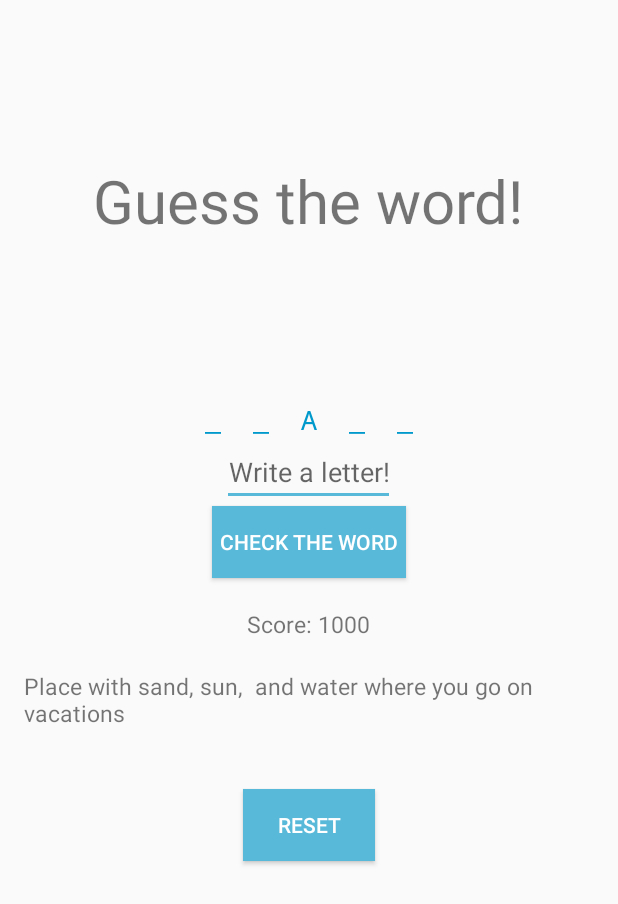
After one commit to ocorella/tcu501app, an Android app: the HangmanActivity screen opened directly, with no data from a screen before it, on a phone screen of 412 x 824 dp. The commit adds this screen. Shown: the top 904 px of the screen. Run offline under Robolectric (Android 15) with nearby library versions, the phone set to English and light mode, and no system bars.

Commit message:
Visual changes and guess a word game added

```diff
--- a/app/build.gradle
+++ b/app/build.gradle
@@ -24,4 +24,5 @@ dependencies {
     testCompile 'junit:junit:4.12'
     compile 'com.android.support:appcompat-v7:23.3.0'
     compile 'com.android.support:design:23.3.0'
+    compile 'com.android.support:cardview-v7:23.4.0'
 }
--- /dev/null
+++ b/app/src/main/java/comsiteucrtcu501/google/httpssites/tcu501/CurrentGameStatus.java
@@ -0,0 +1,43 @@
+package comsiteucrtcu501.google.httpssites.tcu501;
+
+/**
+ * Created by oscar on 06/07/17.
+ */
+
+public class CurrentGameStatus {
+
+    public static Score score;
+    public static WordToGuess wordToGuess;
+
+    CurrentGameStatus(){
+        score = new Score();
+        wordToGuess = new WordToGuess(GenerateWord.generate());
+    }
+
+    int get_score(){
+        return score.return_score();
+    }
+
+    String get_raw_word(){
+        return wordToGuess.return_raw_word();
+    }
+
+    String get_display_word(){
+        return wordToGuess.display_word();
+    }
+
+    boolean try_to_insert_letter(String guessed_letter) {
+        if (wordToGuess.letter_belongs_to_word(guessed_letter) && !wordToGuess.letter_already_in_word(guessed_letter)) {
+            wordToGuess.insert_letter(guessed_letter);
+            score.update_score_correct_letter();
+            return true;
+        } else {
+            score.update_score_incorrect_letter();
+            return false;
+        }
+    }
+
+    boolean word_completed(){
+        return wordToGuess.word_completed();
+    }
+}
--- /dev/null
+++ b/app/src/main/java/comsiteucrtcu501/google/httpssites/tcu501/GenerateWord.java
@@ -0,0 +1,21 @@
+package comsiteucrtcu501.google.httpssites.tcu501;
+
+/**
+ * Created by oscar on 06/07/17.
+ */
+
+import java.util.Random;
+
+/**
+ * Created by fernando on 11/13/14.
+ */
+public class GenerateWord {
+
+    public static String generate()
+    {
+        String[] words = {"directions", "chores", "christmas", "birthday", "beach", "mountain", "store", "park", "dish", "bedroom" };
+        Random randomGenerator = new Random();
+        randomGenerator.nextInt(words.length);
+        return words[randomGenerator.nextInt(words.length)];
+    }
+}
--- /dev/null
+++ b/app/src/main/java/comsiteucrtcu501/google/httpssites/tcu501/Score.java
@@ -0,0 +1,30 @@
+package comsiteucrtcu501.google.httpssites.tcu501;
+
+/**
+ * Created by oscar on 06/07/17.
+ */
+
+public class Score {
+
+    static int score = 100;
+    void update_score_by(int delta)
+    {
+        score += delta;
+    }
+    void update_score_correct_letter()
+    {
+        score += 10;
+    }
+    void update_score_incorrect_letter()
+    {
+        score -= 10;
+    }
+    int return_score()
+    {
+        return score;
+    }
+    Score(){
+        score = 1000;
+    }
+
+}
--- /dev/null
+++ b/app/src/main/java/comsiteucrtcu501/google/httpssites/tcu501/WordToGuess.java
@@ -0,0 +1,96 @@
+package comsiteucrtcu501.google.httpssites.tcu501;
+
+/**
+ * Created by oscar on 06/07/17.
+ */
+import java.util.Random;
+
+/**
+ * Created by fernando on 11/27/14.
+ */
+
+public class WordToGuess {
+    static String raw_text = "";    // Stores the main body of the word to guess
+    String current_state = "";    // Current state of the word. "_" for un-guessed letters
+
+    WordToGuess(String word)
+    {
+        raw_text = word;
+        for (int i=0;i<raw_text.length();i++)
+            current_state = current_state + "_";
+        System.out.println("Current State: " + current_state);
+        Random r = new Random();
+        int i1 = r.nextInt(raw_text.length()-1);
+        System.out.println("Length of raw_text: " + raw_text.length());
+        System.out.println("Random Number: " + i1);
+        System.out.println("Random Letter: " + raw_text.substring(i1,i1+1));
+        insert_letter(raw_text.substring(i1,i1+1));
+    }
+
+    void insert_letter(String letter){
+        for (int i = 0; i < raw_text.length(); i++)
+        {
+            char c = raw_text.toLowerCase().charAt(i);
+            if (c == letter.toLowerCase().toCharArray()[0])
+            {
+                current_state = current_state.substring(0,i) + c + current_state.substring(i+1,current_state.length());
+            }
+        }
+    }
+
+    boolean letter_belongs_to_word(String letter)
+    {
+        char c;
+        c = letter.toLowerCase().toCharArray()[0];
+
+        for (int i=0;i < raw_text.length(); i++)
+        {
+            char w = raw_text.toLowerCase().charAt(i);
+            if (w == c)
+            {
+                return true;
+            }
+        }
+        return false;
+    }
+
+    boolean letter_already_in_word(String letter)
+    {
+        char c;
+        c = letter.toLowerCase().toCharArray()[0];
+
+        for (int i=0;i < current_state.length(); i++)
+        {
+            char w = current_state.toLowerCase().charAt(i);
+            System.out.println("Current char: " + c + " word char: " + w);
+            if (w == c)
+            {
+                return true;
+            }
+        }
+        return false;
+    }
+
+    String display_word()
+    {
+        String temp = "";
+        // Append and pre append a space over
+        for (int i = 0; i < current_state.length(); i++)
+        {
+            temp = temp + " " + current_state.charAt(i) + " ";
+        }
+        // Remove the leading and trailing blank space
+        temp = temp.substring(1,temp.length()-1);
+        return temp;
+    }
+
+    String return_raw_word()
+    {
+        return raw_text;
+    }
+
+    boolean word_completed(){
+        return current_state.equals(raw_text);
+    }
+
+}
--- /dev/null
+++ b/app/src/main/res/layout/activity_hangman.xml
@@ -0,0 +1,101 @@
+<LinearLayout xmlns:android="http://schemas.android.com/apk/res/android"
+    xmlns:tools="http://schemas.android.com/tools"
+    android:layout_width="match_parent"
+    android:layout_height="match_parent"
+    android:orientation="vertical"
+    android:paddingLeft="@dimen/activity_horizontal_margin"
+    android:paddingRight="@dimen/activity_horizontal_margin"
+    android:paddingTop="@dimen/activity_vertical_margin"
+    android:paddingBottom="@dimen/activity_vertical_margin"
+    android:weightSum="1">
+
+    <LinearLayout
+        android:layout_width="match_parent"
+        android:layout_height="0dp"
+        android:layout_weight="0.3"
+        android:layout_gravity="center"
+        android:gravity="center">
+        <TextView
+            android:layout_width="wrap_content"
+            android:layout_height="wrap_content"
+            android:text="Guess the word!"
+            android:textSize="40sp"/>
+    </LinearLayout>
+
+    <LinearLayout
+        android:layout_width="match_parent"
+        android:layout_height="0dp"
+        android:layout_weight="0.7"
+        android:layout_gravity="center"
+        android:layout_marginTop="5dp"
+        android:paddingTop="10dp"
+        android:orientation="vertical">
+        <TextView
+            android:layout_gravity="center"
+
+            android:id="@+id/word"
+            android:textColor="@android:color/holo_blue_dark"
+            android:typeface="monospace"
+            android:layout_width="wrap_content"
+            android:layout_height="wrap_content"
+            android:textAllCaps="true"
+            android:textSize="18sp"/>
+
+        <EditText
+            android:layout_gravity="center"
+            android:gravity="center"
+            android:id="@+id/new_letter"
+            android:layout_below="@id/word"
+            android:hint="Write a letter!"
+            android:layout_width="wrap_content"
+            android:layout_height="wrap_content"
+            android:maxLength="1"
+            android:inputType="textCapWords"/>
+
+        <Button
+            android:layout_gravity="center"
+            android:id="@+id/new_letter_button"
+            android:text="Check the word"
+            android:onClick="new_guess"
+            android:layout_width="wrap_content"
+            android:layout_height="wrap_content"
+            android:layout_below="@id/new_letter"
+            android:padding="5dp"
+            android:textColor="@color/white"
+            android:background="@color/colorAccent"/>
+
+        <TextView
+            android:layout_gravity="center"
+            android:id="@+id/score"
+            android:text="Score:"
+            android:textSize="15sp"
+            android:layout_width="wrap_content"
+            android:layout_height="wrap_content"
+            android:paddingTop="20sp"
+            android:layout_below="@id/new_letter_button"/>
+
+        <TextView
+            android:layout_gravity="center"
+            android:id="@+id/hint"
+            android:textSize="15sp"
+            android:layout_width="wrap_content"
+            android:layout_height="wrap_content"
+            android:layout_below="@id/new_letter_button"
+            android:layout_marginTop="20sp" />
+
+        <Button
+            android:layout_marginTop="40dp"
+            android:textColor="@color/white"
+            android:layout_gravity="center"
+            android:background="@color/colorAccent"
+            android:text="Reset"
+            android:onClick="reset"
+            android:layout_width="wrap_content"
+            android:layout_height="wrap_content"
+            android:layout_below="@id/score"/>
+
+    </LinearLayout>
+
+
+
+</LinearLayout>
```
Also changed, not shown: app/src/main/AndroidManifest.xml (+7 -0 lines), app/src/main/java/comsiteucrtcu501/google/httpssites/tcu501/HangmanActivity.java (added, +148 -0 lines), app/src/main/java/comsiteucrtcu501/google/httpssites/tcu501/ThirdGradeActivity.java (+13 -0 lines), app/src/main/res/layout/activity_main_screen.xml (+103 -20 lines), app/src/main/res/layout/activity_third_grade.xml (+8 -0 lines), app/src/main/res/drawable/elementary_school.png (added), app/src/main/res/drawable/highschool.jpg (added).
